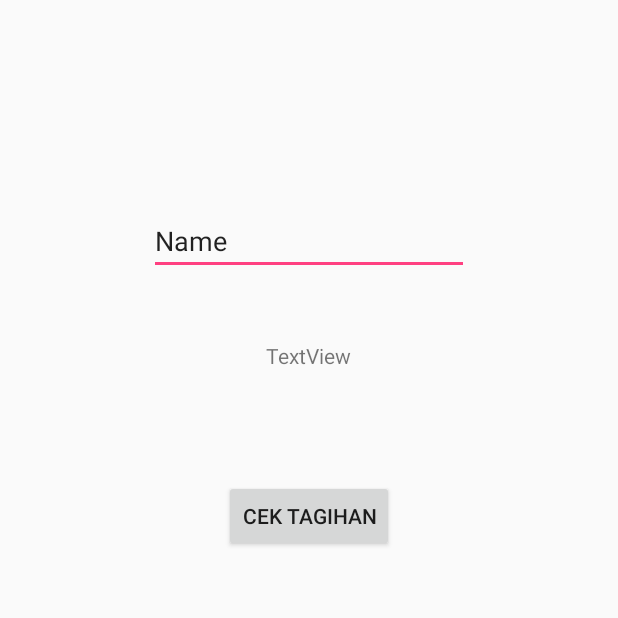
After one commit to Dtech-Dev/SmartPay, an Android app: the fragment FrTagihan shown on its own in the app's theme, on a phone screen of 412 x 824 dp, the top half of it. The commit adds this screen. Run offline under Robolectric (Android 15) with nearby library versions, the phone set to English and light mode, and no system bars; our stand-ins replace Firebase (no records; nobody signed in at launch, a user with empty details on screens opened directly).

Commit message:
Database Firebase try1

```diff
--- a/app/build.gradle
+++ b/app/build.gradle
@@ -34,6 +34,7 @@ dependencies {
 
     compile 'com.google.firebase:firebase-core:10.0.1'
     compile 'com.google.firebase:firebase-messaging:10.0.1'
+    compile 'com.google.firebase:firebase-database:10.0.1'
 
     //testCompile 'junit:junit:4.12'
 }
--- a/app/src/main/java/com/dtech/smartpulsa/feature/PulsaActivity.java
+++ b/app/src/main/java/com/dtech/smartpulsa/feature/PulsaActivity.java
@@ -30,6 +30,7 @@ import com.dtech.smartpulsa.PredictNumber;
 import com.dtech.smartpulsa.R;
 import com.dtech.smartpulsa.fragments.FrMultipleNumber;
 import com.dtech.smartpulsa.fragments.FrSingleNumber;
+import com.dtech.smartpulsa.fragments.FrTagihan;
 
 import org.json.JSONArray;
 import org.json.JSONException;
@@ -97,6 +98,8 @@ public class PulsaActivity extends AppCompatActivity implements View.OnClickList
                 //tuserNumber.setText("Self");
                 //UISelfNumber();
                 fragment = new FrSingleNumber();
+            } else if (selfIntent.equals("cek")) {
+                fragment = new FrTagihan();
             }
             /*else {
 
--- /dev/null
+++ b/app/src/main/java/com/dtech/smartpulsa/fragments/FrTagihan.java
@@ -0,0 +1,103 @@
+package com.dtech.smartpulsa.fragments;
+
+import android.content.SharedPreferences;
+import android.os.Bundle;
+import android.support.annotation.Nullable;
+import android.support.v4.app.Fragment;
+import android.text.TextUtils;
+import android.view.LayoutInflater;
+import android.view.View;
+import android.view.ViewGroup;
+import android.widget.Button;
+import android.widget.EditText;
+import android.widget.TextView;
+
+import com.dtech.smartpulsa.Configuration.Config;
+import com.dtech.smartpulsa.R;
+import com.dtech.smartpulsa.firedatabase.DatabaseCek;
+import com.dtech.smartpulsa.preference.PrefManager;
+
+import static android.content.Context.MODE_PRIVATE;
+
+import com.google.firebase.database.DataSnapshot;
+import com.google.firebase.database.DatabaseError;
+import com.google.firebase.database.DatabaseReference;
+import com.google.firebase.database.FirebaseDatabase;
+import com.google.firebase.database.ValueEventListener;
+
+/**
+ * Created by aris on 10/12/16.
+ */
+
+public class FrTagihan extends Fragment implements View.OnClickListener {
+
+    EditText edNmrTagihan;
+    TextView txtTagihan;
+    Button btnCek, btnPay;
+
+    View view;
+    PrefManager prefManager;
+
+    String userId;
+    String email;
+    String name;
+
+    private DatabaseReference mFirebaseDatabase;
+    private FirebaseDatabase mFirebaseInstance;
+
+    @Nullable
+    @Override
+    public View onCreateView(LayoutInflater inflater, @Nullable ViewGroup container, @Nullable Bundle savedInstanceState) {
+        view = inflater.inflate(R.layout.fr_tagihan, container, false);
+        prefManager = new PrefManager(getActivity());
+        SharedPreferences sharedPreferences = getActivity().getSharedPreferences(Config.PREF_NAME, MODE_PRIVATE);
+        name = (sharedPreferences.getString(Config.DISPLAY_NAME, ""));
+        email = (sharedPreferences).getString(Config.DISPLAY_EMAIL, "");
+
+        initUI();
+
+        mFirebaseInstance = FirebaseDatabase.getInstance();
+        mFirebaseDatabase = mFirebaseInstance.getReference("users");
+        mFirebaseInstance.getReference("app_title").setValue("Cek Tagihan");
+        return view;
+    }
+
+    private void initUI() {
+        edNmrTagihan = (EditText) view.findViewById(R.id.edNmrTagihan);
+        txtTagihan = (TextView) view.findViewById(R.id.txtTagihan);
+        btnCek = (Button) view.findViewById(R.id.btnCek);
+        btnPay = (Button) view.findViewById(R.id.btnPay);
+
+        btnPay.setOnClickListener(this);
+        btnCek.setOnClickListener(this);
+
+    }
+
+    @Override
+    public void onClick(View v) {
+        switch (v.getId()) {
+            case R.id.btnCek:
+                cekTagihan();
+                break;
+            case R.id.btnPay:
+                bayarTagihan();
+                break;
+        }
+    }
+
+    private void bayarTagihan() {
+
+    }
+
+    private void cekTagihan() {
+
+        String trx = edNmrTagihan.getText().toString();
+        if (TextUtils.isEmpty(userId)) {
+            userId = mFirebaseDatabase.push().getKey();
+        }
+
+        DatabaseCek databaseCek = new DatabaseCek(name, email, trx);
+        mFirebaseDatabase.child(userId).setValue(databaseCek);
+
+    }
+}
--- /dev/null
+++ b/app/src/main/res/layout/fr_tagihan.xml
@@ -0,0 +1,44 @@
+<?xml version="1.0" encoding="utf-8"?>
+<RelativeLayout xmlns:android="http://schemas.android.com/apk/res/android"
+    android:layout_width="match_parent"
+    android:layout_height="match_parent">
+
+    <EditText
+        android:layout_width="wrap_content"
+        android:layout_height="wrap_content"
+        android:inputType="textPersonName"
+        android:text="Name"
+        android:ems="10"
+        android:layout_alignParentTop="true"
+        android:layout_centerHorizontal="true"
+        android:layout_marginTop="138dp"
+        android:id="@+id/edNmrTagihan" />
+
+    <TextView
+        android:text="TextView"
+        android:layout_width="wrap_content"
+        android:layout_height="wrap_content"
+        android:layout_below="@+id/edNmrTagihan"
+        android:layout_centerHorizontal="true"
+        android:layout_marginTop="44dp"
+        android:id="@+id/txtTagihan" />
+
+    <Button
+        android:text="Cek Tagihan"
+        android:layout_width="wrap_content"
+        android:layout_height="wrap_content"
+        android:layout_below="@+id/txtTagihan"
+        android:layout_centerHorizontal="true"
+        android:layout_marginTop="73dp"
+        android:id="@+id/btnCek" />
+
+    <Button
+        android:text="Bayar Tagihan"
+        android:visibility="gone"
+        android:layout_width="wrap_content"
+        android:layout_height="wrap_content"
+        android:layout_below="@+id/txtTagihan"
+        android:layout_centerHorizontal="true"
+        android:layout_marginTop="73dp"
+        android:id="@+id/btnPay" />
+</RelativeLayout>
```
Also changed, not shown: app/src/main/java/com/dtech/smartpulsa/TempActivity.java (+12 -2 lines), app/src/main/java/com/dtech/smartpulsa/firedatabase/DatabaseCek.java (added, +20 -0 lines), app/src/main/res/layout/content_temp.xml (+10 -0 lines).
